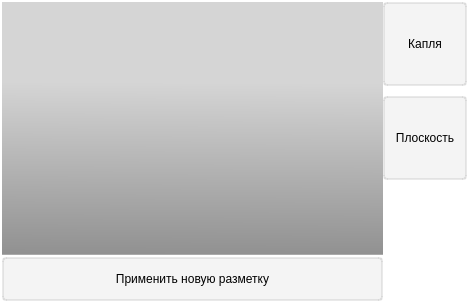
Qt form ui_settings/ui/change_grid.ui (D1R1R/App-to-evaluate-a-contact-angle-2024) before a commit.
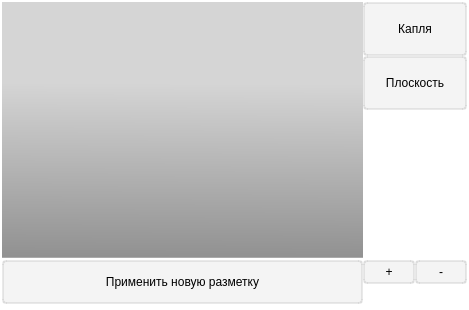
The same form after that commit. Icons and pictures are not drawn.

Patch:
```diff
--- a/ui_settings/ui/change_grid.ui
+++ b/ui_settings/ui/change_grid.ui
@@ -7,7 +7,7 @@
     <x>0</x>
     <y>0</y>
     <width>469</width>
-    <height>307</height>
+    <height>310</height>
    </rect>
   </property>
   <property name="minimumSize">
@@ -40,7 +40,7 @@
    </property>
    <item>
     <widget class="QFrame" name="MainFrame">
-     <layout class="QHBoxLayout" name="horizontalLayout">
+     <layout class="QVBoxLayout" name="verticalLayout_3">
       <property name="spacing">
        <number>0</number>
       </property>
@@ -56,6 +56,8 @@
       <property name="bottomMargin">
        <number>0</number>
       </property>
+      <item>
+       <layout class="QHBoxLayout" name="horizontalLayout_3">
       <item>
        <layout class="QVBoxLayout" name="verticalLayout">
         <property name="spacing">
@@ -102,8 +104,8 @@
       </item>
       <item>
        <layout class="QVBoxLayout" name="verticalLayout_2">
-        <property name="spacing">
-         <number>10</number>
+          <property name="bottomMargin">
+           <number>20</number>
         </property>
         <item>
          <widget class="QPushButton" name="chg_drop">
@@ -112,8 +114,8 @@
    border: 2px solid rgba(199, 199, 199, 0.4);
 	border-radius: 4px;
 	background-color: rgba(199, 199, 199, 0.2);
-	min-height: 80px;
-	min-width: 80px;
+	min-height: 50px;
+	min-width: 100px;
 	color: rgb(0, 0, 0);
 }
 QPushButton:hover {
@@ -134,8 +136,8 @@
    border: 2px solid rgba(199, 199, 199, 0.4);
 	border-radius: 4px;
 	background-color: rgba(199, 199, 199, 0.2);
-	min-height: 80px;
-	min-width: 80px;
+	min-height: 50px;
+	min-width: 100px;
 	color: rgb(0, 0, 0);
 }
 QPushButton:hover {
@@ -161,6 +163,56 @@
            </size>
           </property>
          </spacer>
+          </item>
+          <item>
+           <layout class="QHBoxLayout" name="horizontalLayout">
+            <item>
+             <widget class="QPushButton" name="plus_btn">
+              <property name="styleSheet">
+               <string notr="true">QPushButton {
+   border: 2px solid rgba(199, 199, 199, 0.4);
+	border-radius: 4px;
+	background-color: rgba(199, 199, 199, 0.2);
+	min-height: 20px;
+	min-width: 30px;
+	color: rgb(0, 0, 0);
+}
+QPushButton:hover {
+   border: 0;
+	background-color: rgba(0, 0, 0, 0.3);
+	color: rgb(255, 255, 255);
+}</string>
+              </property>
+              <property name="text">
+               <string>+</string>
+              </property>
+             </widget>
+            </item>
+            <item>
+             <widget class="QPushButton" name="minus_btn">
+              <property name="styleSheet">
+               <string notr="true">QPushButton {
+   border: 2px solid rgba(199, 199, 199, 0.4);
+	border-radius: 4px;
+	background-color: rgba(199, 199, 199, 0.2);
+	min-height: 20px;
+	min-width: 30px;
+	color: rgb(0, 0, 0);
+}
+QPushButton:hover {
+   border: 0;
+	background-color: rgba(0, 0, 0, 0.3);
+	color: rgb(255, 255, 255);
+}</string>
+              </property>
+              <property name="text">
+               <string>-</string>
+              </property>
+             </widget>
+            </item>
+           </layout>
+          </item>
+         </layout>
         </item>
        </layout>
       </item>
```
Left out of the diff: 6 changed lines with no effect on the pictures. Lines whose indentation alone changed are shown as unchanged.
